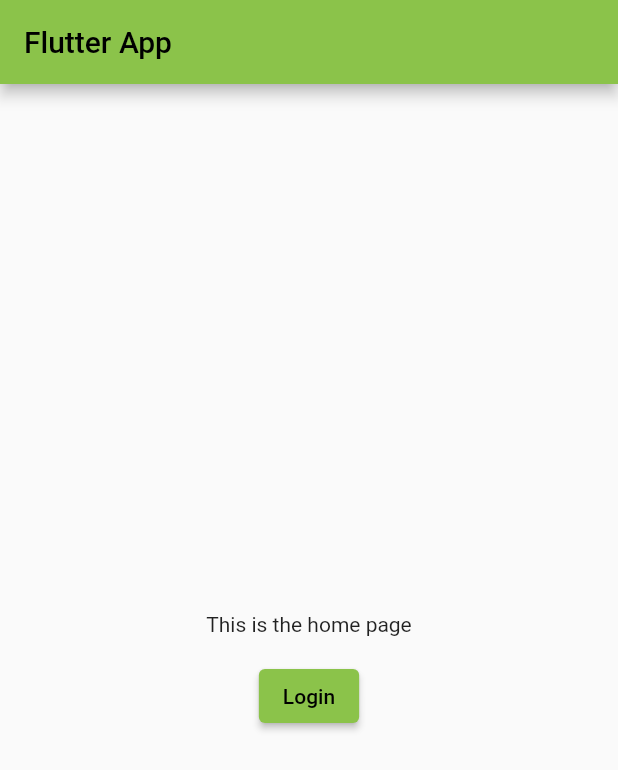
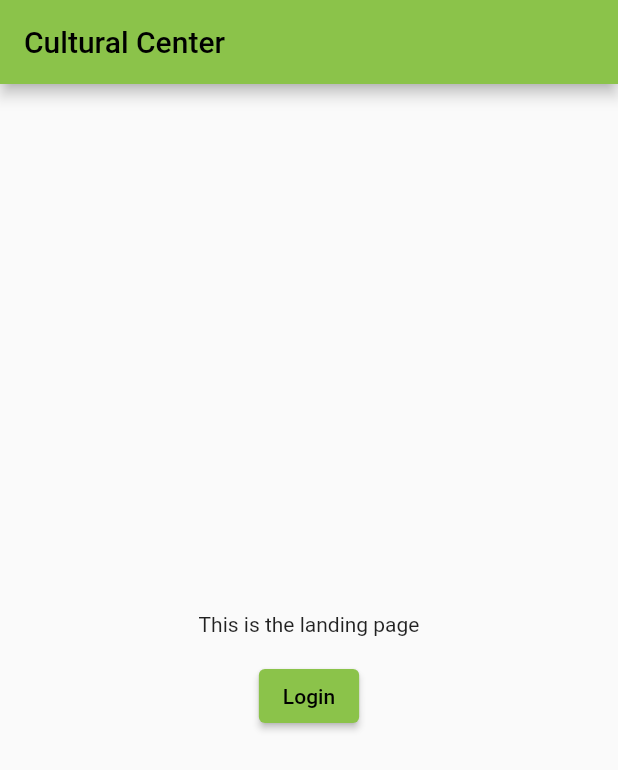
Before and after one commit to PBP-B08/final-project, a Flutter app: the screen it shows after launch, on a phone screen of 412 x 824 dp. Shown: the top 770 px of the screen. Run offline on Flutter 3.47's test engine with Material 2 defaults, Android fonts, the phone set to English and light mode, and no system bars; missing offline and left inert: pbp_django_auth.

Commit message:
change title

```diff
--- a/lib/main.dart
+++ b/lib/main.dart
@@ -23,7 +23,7 @@ class MyApp extends StatelessWidget {
         theme: ThemeData(
           primarySwatch: Colors.lightGreen,
         ),
-        home: const MyHomePage(title: 'Flutter App'),
+        home: const MyHomePage(title: 'Cultural Center'),
         routes: {
           "/login": (BuildContext context) => const LoginPage(),
         },
@@ -56,7 +56,7 @@ class _MyHomePageState extends State<MyHomePage> {
             const Padding(
               padding: EdgeInsets.all(16.0),
               child: Text(
-                'This is the home page',
+                'This is the landing page',
               ),
             ),
             // button to redirect to login page
```
